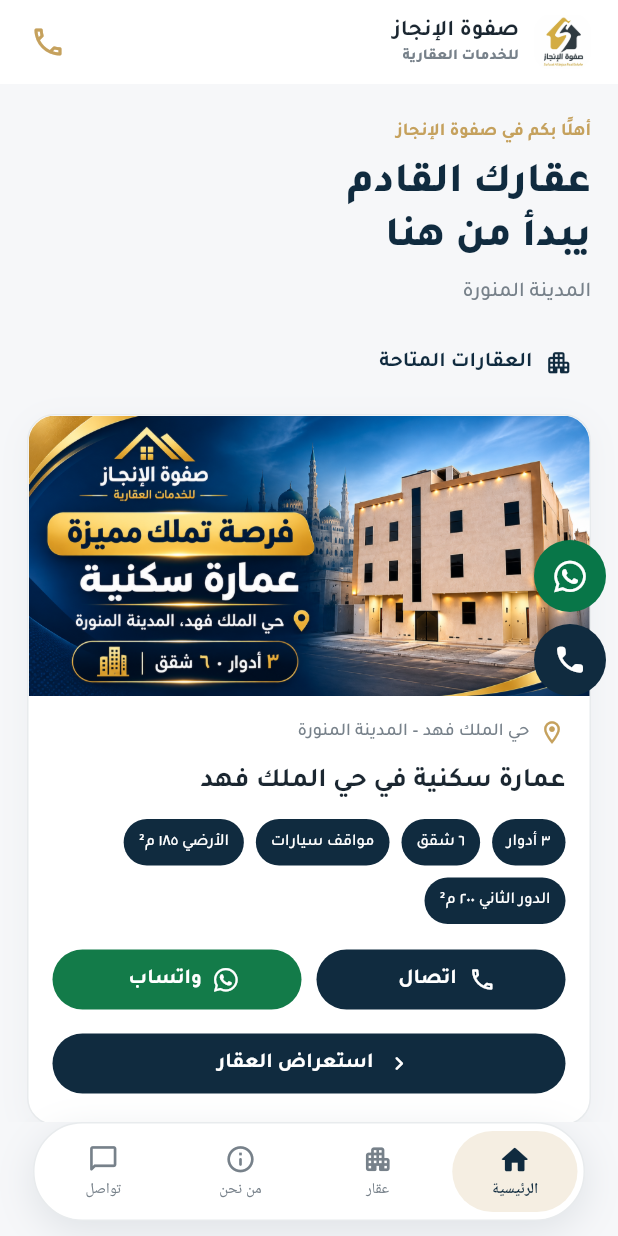
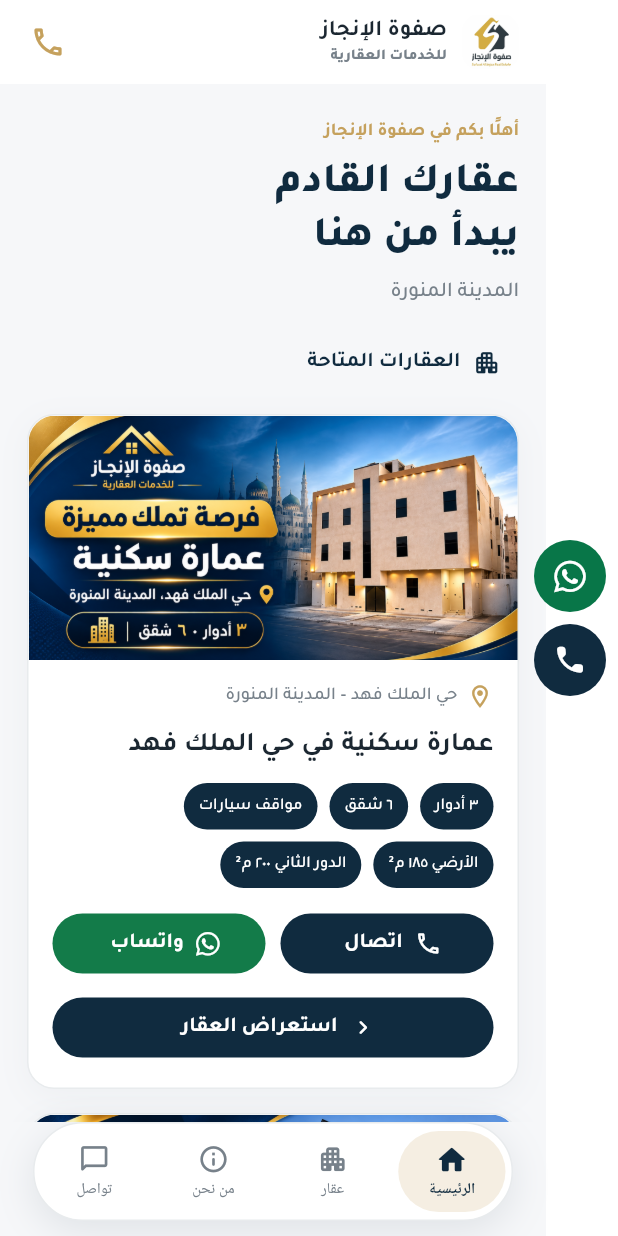
Before and after one commit to safwatalengaz-sketch/safwat-property-site, a Flutter app: the screen it shows after launch, on a phone screen of 412 x 824 dp. Run offline on Flutter 3.47's test engine with Material 3 defaults, Android fonts, the phone set to English and light mode, and no system bars; our stand-ins replace audioplayers, flutter_map, font_awesome_flutter, go_router, latlong2, video_player; missing offline and left inert: dart:js_interop.

Commit message:
Keep property text clear of fixed contact buttons on phones

```diff
--- a/flutter_app/lib/app.dart
+++ b/flutter_app/lib/app.dart
@@ -187,7 +187,12 @@ class _MeasuredScreenState extends State<_MeasuredScreen> {
   Widget build(BuildContext context) => Stack(
     fit: StackFit.expand,
     children: [
-      widget.child,
+      Padding(
+        padding: EdgeInsets.only(
+          right: MediaQuery.sizeOf(context).width < 760 ? 48 : 0,
+        ),
+        child: widget.child,
+      ),
       SafeArea(
         minimum: const EdgeInsets.only(right: 8),
         child: Align(
```
Also changed, not shown: 1 other file.
